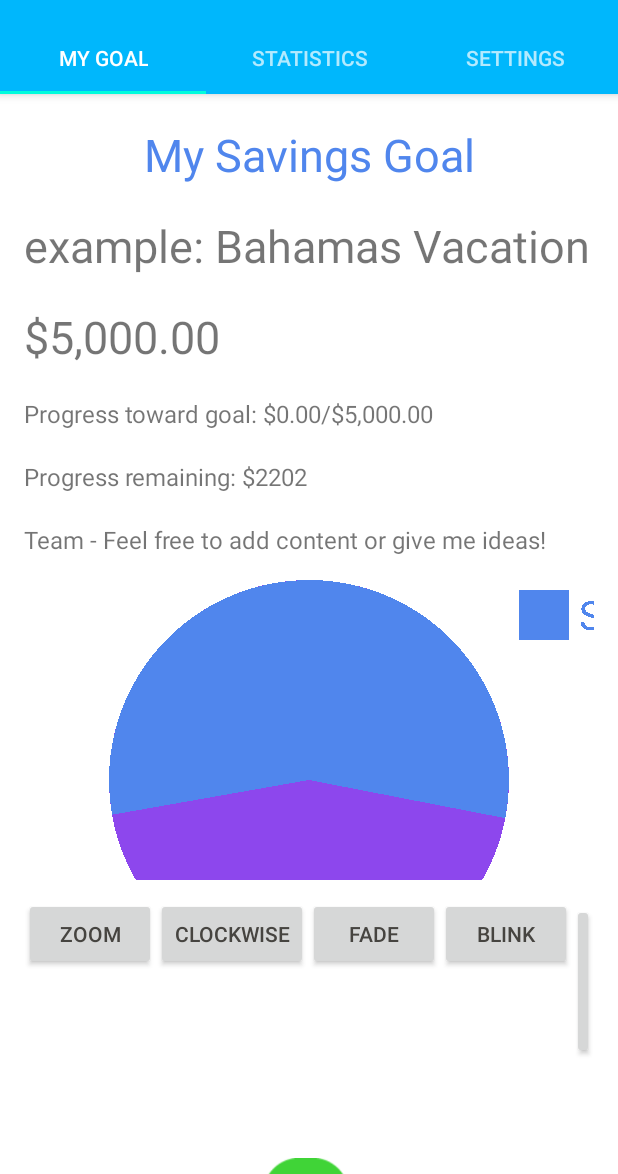
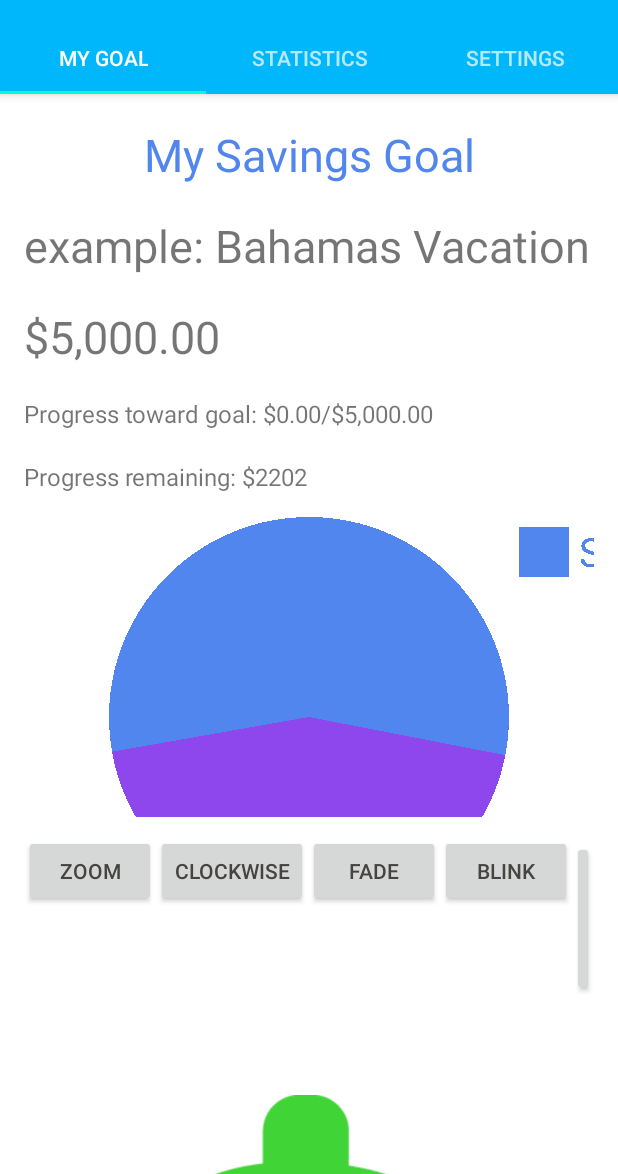
Before and after one commit to AndroidAtelier/lunch-in, an Android app: the screen it shows after launch (MainActivity), on a phone screen of 412 x 824 dp, the part 62-1236 px from its top. Run offline under Robolectric (Android 15) with nearby library versions, the light colour scheme and no system bars; libraries missing offline, so code that uses them is left out: nl.qbusict.cupboard; 4 statements that could not run were skipped.

```diff
--- a/app/src/main/res/layout/fragment_my_goal.xml
+++ b/app/src/main/res/layout/fragment_my_goal.xml
@@ -45,26 +45,17 @@
 
         <TextView
             android:id="@+id/fragment_my_goal_progress_gained"
-            android:layout_width="match_parent"
+            android:layout_width="wrap_content"
             android:layout_height="wrap_content"
             android:layout_marginTop="20dp"
             android:textSize="16sp"
             />
         <TextView
             android:id="@+id/fragment_my_goal_progress_remaining"
-            android:layout_width="match_parent"
+            android:layout_width="wrap_content"
             android:layout_height="wrap_content"
             android:layout_marginTop="20dp"
             android:text="Progress remaining: $2202"
-            android:textSize="16dp"
-            />
-
-        <TextView
-            android:id="@+id/fragment_my_goal_other"
-            android:layout_width="match_parent"
-            android:layout_height="wrap_content"
-            android:layout_marginTop="20dp"
-            android:text="Team - Feel free to add content or give me ideas!"
             android:textSize="16dp"
             />
 
--- a/app/src/main/res/values/color.xml
+++ b/app/src/main/res/values/color.xml
@@ -25,4 +25,6 @@
     <color name="cerulean">#5086ED</color>
     <color name="medium_gray">#9D9DAD</color>
     <color name="light_gray">#A7ACAD</color>
+
+    <color name="highlight">#ff0</color>
 </resources>
```
Also changed, not shown: app/src/main/java/com/github/androidatelier/lunchin/activity/MainActivity.java (+0 -36 lines), app/src/main/java/com/github/androidatelier/lunchin/fragment/MyGoalFragment.java (+34 -0 lines).
